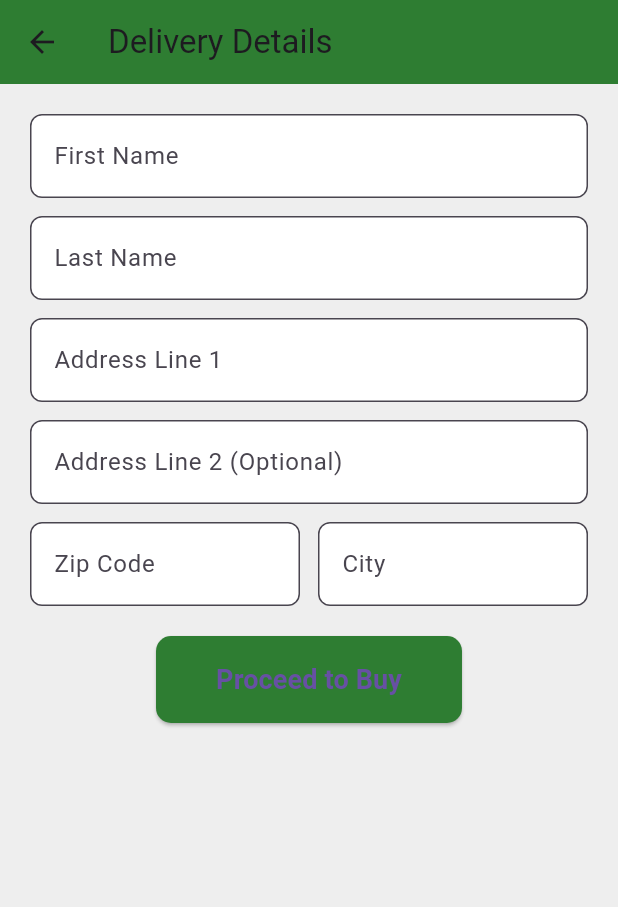
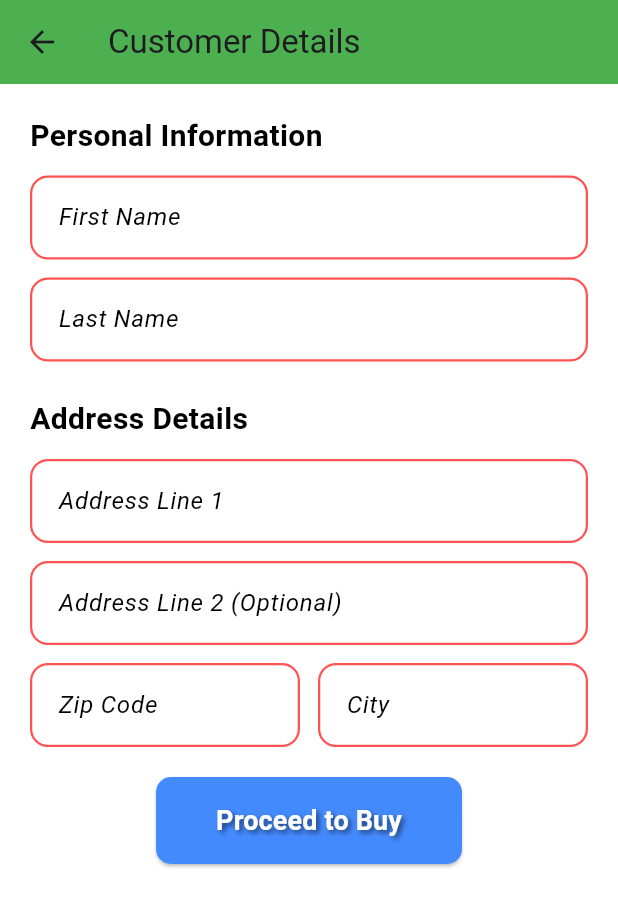
Before and after one commit to teena-tech/my_foody_app, a Flutter app: the DeliveryDetailsScreen screen opened directly, on a phone screen of 412 x 824 dp. Shown: the top 907 px of the screen. Run offline on Flutter 3.47's test engine with Material 3 defaults, Android fonts, the phone set to English and light mode, and no system bars; our stand-ins replace firebase_auth, firebase_core, google_sign_in; accounts and stored records are empty; network calls fail.

Commit message:
Initial commit

```diff
--- a/lib/checkout/DeliveryScreen/DeliveryScreen.dart
+++ b/lib/checkout/DeliveryScreen/DeliveryScreen.dart
@@ -2,15 +2,14 @@
 import 'package:online_swissy/checkout/checkout_screen.dart';
 import 'package:flutter/material.dart';
 
-class DeliveryDetailsScreen extends StatefulWidget {
+class DeliveryDetailssScreen extends StatefulWidget {
   @override
-  _DeliveryDetailsScreenState createState() => _DeliveryDetailsScreenState();
+  _DeliveryDetailssScreenState createState() => _DeliveryDetailssScreenState();
 }
 
-class _DeliveryDetailsScreenState extends State<DeliveryDetailsScreen> {
+class _DeliveryDetailssScreenState extends State<DeliveryDetailssScreen> {
   final _formKey = GlobalKey<FormState>();
 
-  // Controllers for the input fields
   final TextEditingController _firstNameController = TextEditingController();
   final TextEditingController _lastNameController = TextEditingController();
   final TextEditingController _addressLine1Controller = TextEditingController();
--- a/lib/delieverydetails/delievery_screen.dart
+++ b/lib/delieverydetails/delievery_screen.dart
@@ -21,7 +21,6 @@
 
   void _submitForm() {
     if (_formKey.currentState!.validate()) {
-      // Construct the address from user inputs
       final String address =
           '${_addressLine1Controller.text}, ${_addressLine2Controller.text.isNotEmpty ? _addressLine2Controller.text + ', ' : ''}${_cityController.text}, ${_zipCodeController.text}';
 
@@ -41,10 +40,10 @@
   @override
   Widget build(BuildContext context) {
     return Scaffold(
-      backgroundColor: Colors.grey[200],
+      backgroundColor: Colors.white,
       appBar: AppBar(
-        title: Text("Address Details"),
-        backgroundColor: Colors.white,
+        title: Text("Customer Details"),
+        backgroundColor: Colors.green,
       ),
       body: SingleChildScrollView(
         padding: EdgeInsets.all(20),
@@ -83,7 +82,7 @@
                 child: ElevatedButton(
                   onPressed: _submitForm,
                   style: ElevatedButton.styleFrom(
-                    backgroundColor: Colors.green,
+                    backgroundColor: Colors.blueAccent, // Light green button
                     padding: EdgeInsets.symmetric(vertical: 16, horizontal: 40),
                     shape: RoundedRectangleBorder(
                       borderRadius: BorderRadius.circular(10),
@@ -91,7 +90,18 @@
                   ),
                   child: Text(
                     "Proceed to Buy",
-                    style: TextStyle(fontSize: 18, fontWeight: FontWeight.bold),
+                    style: TextStyle(
+                      fontSize: 18,
+                      fontWeight: FontWeight.bold,
+                      color: Colors.white, // White text
+                      shadows: [
+                        Shadow(
+                          offset: Offset(2.0, 2.0), // Position of the shadow
+                          blurRadius: 4.0, // Blur radius
+                          color: Colors.black54, // Shadow color
+                        ),
+                      ],
+                    ),
                   ),
                 ),
               ),
@@ -114,23 +124,23 @@
         labelText: label,
         labelStyle: TextStyle(
           fontStyle: FontStyle.italic, // Italic label text
-          color: Colors.green[700],
+          color: Colors.black, // Light green label text
         ),
         filled: true,
-        fillColor: Colors.grey[100], // Light grey background
+        fillColor: Colors.white, // White background for text field
         contentPadding: EdgeInsets.symmetric(vertical: 16, horizontal: 15),
         enabledBorder: OutlineInputBorder(
           borderRadius: BorderRadius.circular(12), // Rounded corners
           borderSide: BorderSide(
-            color: Colors.green[700]!,
-            width: 1.5, // Green border
+            color: Colors.redAccent, // Red border
+            width: 1.5,
           ),
         ),
         focusedBorder: OutlineInputBorder(
           borderRadius: BorderRadius.circular(12), // Rounded corners
           borderSide: BorderSide(
-            color: Colors.green[900]!,
-            width: 2.0, // Darker green when focused
+            color: Colors.red, // Darker red when focused
+            width: 2.0,
           ),
         ),
       ),
@@ -153,7 +163,7 @@
       style: TextStyle(
         fontSize: 20,
         fontWeight: FontWeight.bold,
-        color: Colors.green[800],
+        color: Colors.black, // Light green section heading
       ),
     );
   }
```
Also changed, not shown: lib/checkout/checkout_screen.dart (+31 -14 lines), lib/home/cart_provider.dart (+9 -3 lines), lib/home/cart_screen.dart (+76 -34 lines), lib/home/dish_card.dart (+58 -36 lines).
